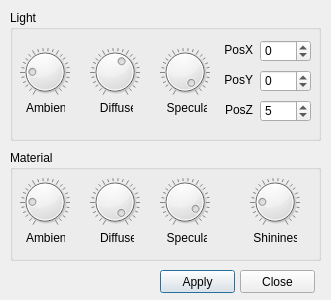
Qt form ElmerGUI/Application/forms/glcontrol.ui (ElmerCSC/elmerfem) before a commit.
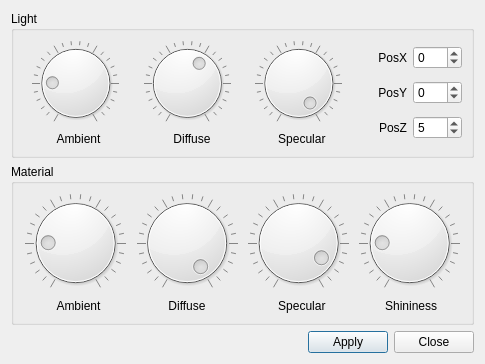
The same form after that commit. Icons and pictures are not drawn.

Commit message:
Minor change in GLControl dialog
Slight layout adjustment of GLControl dialog

Patch:
```diff
--- a/ElmerGUI/Application/forms/glcontrol.ui
+++ b/ElmerGUI/Application/forms/glcontrol.ui
@@ -6,73 +6,24 @@
    <rect>
     <x>0</x>
     <y>0</y>
-    <width>331</width>
-    <height>300</height>
+    <width>485</width>
+    <height>364</height>
    </rect>
   </property>
   <property name="windowTitle">
    <string>GL controls</string>
   </property>
+  <layout class="QVBoxLayout" name="verticalLayout0">
+   <item>
   <widget class="QGroupBox" name="lightGroup">
-   <property name="geometry">
-    <rect>
-     <x>10</x>
-     <y>10</y>
-     <width>311</width>
-     <height>131</height>
-    </rect>
-   </property>
    <property name="title">
     <string>Light</string>
    </property>
-   <widget class="QLabel" name="ambientLabel">
-    <property name="geometry">
-     <rect>
-      <x>10</x>
-      <y>90</y>
-      <width>45</width>
-      <height>16</height>
-     </rect>
-    </property>
-    <property name="text">
-     <string>  Ambient</string>
-    </property>
-   </widget>
-   <widget class="QLabel" name="diffuseLabel">
-    <property name="geometry">
-     <rect>
-      <x>80</x>
-      <y>90</y>
-      <width>43</width>
-      <height>16</height>
-     </rect>
-    </property>
-    <property name="text">
-     <string>   Diffuse</string>
-    </property>
-   </widget>
-   <widget class="QLabel" name="specularLabel">
-    <property name="geometry">
-     <rect>
-      <x>150</x>
-      <y>90</y>
-      <width>47</width>
-      <height>16</height>
-     </rect>
-    </property>
-    <property name="text">
-     <string>  Specular</string>
-    </property>
-   </widget>
+     <layout class="QHBoxLayout" name="HorizontalLayoutL">
+      <item>
+       <layout class="QVBoxLayout" name="verticalLayoutLA">
+        <item>
    <widget class="QDial" name="ambientDial">
-    <property name="geometry">
-     <rect>
-      <x>10</x>
-      <y>30</y>
-      <width>50</width>
-      <height>64</height>
-     </rect>
-    </property>
     <property name="value">
      <number>20</number>
     </property>
@@ -80,15 +31,23 @@
      <bool>true</bool>
     </property>
    </widget>
+        </item>
+        <item>
+         <widget class="QLabel" name="ambientLabel">
+          <property name="text">
+           <string>  Ambient</string>
+          </property>
+          <property name="alignment">
+           <set>Qt::AlignCenter</set>
+          </property>
+         </widget>
+        </item>
+       </layout>
+      </item>
+      <item>
+       <layout class="QVBoxLayout" name="verticalLayoutLD">
+        <item>
    <widget class="QDial" name="diffuseDial">
-    <property name="geometry">
-     <rect>
-      <x>80</x>
-      <y>30</y>
-      <width>50</width>
-      <height>64</height>
-     </rect>
-    </property>
     <property name="value">
      <number>60</number>
     </property>
@@ -96,15 +55,23 @@
      <bool>true</bool>
     </property>
    </widget>
+        </item>
+        <item>
+         <widget class="QLabel" name="diffuseLabel">
+          <property name="text">
+           <string>   Diffuse</string>
+          </property>
+          <property name="alignment">
+           <set>Qt::AlignCenter</set>
+          </property>
+         </widget>
+        </item>
+       </layout>
+      </item>
+      <item>
+       <layout class="QVBoxLayout" name="verticalLayoutLS">
+        <item>
    <widget class="QDial" name="specularDial">
-    <property name="geometry">
-     <rect>
-      <x>150</x>
-      <y>30</y>
-      <width>50</width>
-      <height>64</height>
-     </rect>
-    </property>
     <property name="value">
      <number>99</number>
     </property>
@@ -112,15 +79,23 @@
      <bool>true</bool>
     </property>
    </widget>
+        </item>
+        <item>
+         <widget class="QLabel" name="specularLabel">
+          <property name="text">
+           <string>  Specular</string>
+          </property>
+          <property name="alignment">
+           <set>Qt::AlignCenter</set>
+          </property>
+         </widget>
+        </item>
+       </layout>
+      </item>
+      <item>
+       <layout class="QGridLayout" name="gridLayout0">
+        <item row="1" column="0">
    <widget class="QLabel" name="posyLabel">
-    <property name="geometry">
-     <rect>
-      <x>212</x>
-      <y>60</y>
-      <width>31</width>
-      <height>20</height>
-     </rect>
-    </property>
     <property name="text">
      <string>PosY</string>
     </property>
@@ -128,15 +103,9 @@
      <set>Qt::AlignRight|Qt::AlignTrailing|Qt::AlignVCenter</set>
     </property>
    </widget>
+        </item>
+        <item row="0" column="0">
    <widget class="QLabel" name="posxLabel">
-    <property name="geometry">
-     <rect>
-      <x>212</x>
-      <y>30</y>
-      <width>31</width>
-      <height>20</height>
-     </rect>
-    </property>
     <property name="layoutDirection">
      <enum>Qt::LeftToRight</enum>
     </property>
@@ -147,15 +116,9 @@
      <set>Qt::AlignRight|Qt::AlignTrailing|Qt::AlignVCenter</set>
     </property>
    </widget>
+        </item>
+        <item row="2" column="0">
    <widget class="QLabel" name="poszLabel">
-    <property name="geometry">
-     <rect>
-      <x>212</x>
-      <y>90</y>
-      <width>31</width>
-      <height>20</height>
-     </rect>
-    </property>
     <property name="text">
      <string>PosZ</string>
     </property>
@@ -163,15 +126,9 @@
      <set>Qt::AlignRight|Qt::AlignTrailing|Qt::AlignVCenter</set>
     </property>
    </widget>
+        </item>
+        <item row="0" column="1">
    <widget class="QSpinBox" name="posxSpinBox">
-    <property name="geometry">
-     <rect>
-      <x>250</x>
-      <y>30</y>
-      <width>51</width>
-      <height>22</height>
-     </rect>
-    </property>
     <property name="minimum">
      <number>-10</number>
     </property>
@@ -182,15 +139,9 @@
      <number>0</number>
     </property>
    </widget>
+        </item>
+        <item row="1" column="1">
    <widget class="QSpinBox" name="posySpinBox">
-    <property name="geometry">
-     <rect>
-      <x>250</x>
-      <y>60</y>
-      <width>51</width>
-      <height>22</height>
-     </rect>
-    </property>
     <property name="minimum">
      <number>-10</number>
     </property>
@@ -201,15 +152,9 @@
      <number>0</number>
     </property>
    </widget>
+        </item>
+        <item row="2" column="1">
    <widget class="QSpinBox" name="poszSpinBox">
-    <property name="geometry">
-     <rect>
-      <x>250</x>
-      <y>90</y>
-      <width>51</width>
-      <height>22</height>
-     </rect>
-    </property>
     <property name="minimum">
      <number>-10</number>
     </property>
@@ -220,62 +165,22 @@
      <number>5</number>
     </property>
    </widget>
-  </widget>
-  <widget class="QPushButton" name="okButton">
-   <property name="geometry">
-    <rect>
-     <x>160</x>
-     <y>270</y>
-     <width>75</width>
-     <height>23</height>
-    </rect>
-   </property>
-   <property name="text">
-    <string>Apply</string>
-   </property>
-   <property name="icon">
-    <iconset resource="../ElmerGUI.qrc">
-     <normaloff>:/icons/dialog-ok-apply.png</normaloff>:/icons/dialog-ok-apply.png</iconset>
-   </property>
-  </widget>
-  <widget class="QPushButton" name="closeButton">
-   <property name="geometry">
-    <rect>
-     <x>240</x>
-     <y>270</y>
-     <width>75</width>
-     <height>23</height>
-    </rect>
-   </property>
-   <property name="text">
-    <string>Close</string>
-   </property>
-   <property name="icon">
-    <iconset resource="../ElmerGUI.qrc">
-     <normaloff>:/icons/dialog-close.png</normaloff>:/icons/dialog-close.png</iconset>
-   </property>
-  </widget>
+        </item>
+       </layout>
+      </item>
+     </layout>
+    </widget>
+   </item>
+   <item>
   <widget class="QGroupBox" name="materialGroup">
-   <property name="geometry">
-    <rect>
-     <x>10</x>
-     <y>150</y>
-     <width>311</width>
-     <height>111</height>
-    </rect>
-   </property>
    <property name="title">
     <string>Material</string>
    </property>
+     <layout class="QHBoxLayout" name="HorizontalLayoutM">
+      <item>
+       <layout class="QVBoxLayout" name="verticalLayoutMA">
+        <item>
    <widget class="QDial" name="matAmbientDial">
-    <property name="geometry">
-     <rect>
-      <x>10</x>
-      <y>20</y>
-      <width>50</width>
-      <height>64</height>
-     </rect>
-    </property>
     <property name="value">
      <number>20</number>
     </property>
@@ -283,107 +188,134 @@
      <bool>true</bool>
     </property>
    </widget>
-   <widget class="QDial" name="matDiffuseDial">
-    <property name="geometry">
-     <rect>
-      <x>80</x>
-      <y>20</y>
-      <width>50</width>
-      <height>64</height>
-     </rect>
-    </property>
-    <property name="value">
-     <number>99</number>
-    </property>
-    <property name="notchesVisible">
-     <bool>true</bool>
-    </property>
-   </widget>
-   <widget class="QDial" name="matSpecularDial">
-    <property name="geometry">
-     <rect>
-      <x>150</x>
-      <y>20</y>
-      <width>50</width>
-      <height>64</height>
-     </rect>
-    </property>
-    <property name="value">
-     <number>90</number>
-    </property>
-    <property name="notchesVisible">
-     <bool>true</bool>
-    </property>
-   </widget>
-   <widget class="QDial" name="matShininessDial">
-    <property name="geometry">
-     <rect>
-      <x>240</x>
-      <y>20</y>
-      <width>50</width>
-      <height>64</height>
-     </rect>
-    </property>
-    <property name="value">
-     <number>20</number>
-    </property>
-    <property name="notchesVisible">
-     <bool>true</bool>
-    </property>
-   </widget>
+        </item>
+        <item>
    <widget class="QLabel" name="matAmbientLabel">
-    <property name="geometry">
-     <rect>
-      <x>10</x>
-      <y>80</y>
-      <width>45</width>
-      <height>16</height>
-     </rect>
-    </property>
     <property name="text">
      <string>  Ambient</string>
     </property>
-   </widget>
+          <property name="alignment">
+           <set>Qt::AlignCenter</set>
+          </property>
+         </widget>
+        </item>
+       </layout>
+      </item>
+      <item>
+       <layout class="QVBoxLayout" name="verticalLayoutMD">
+        <item>
+         <widget class="QDial" name="matDiffuseDial">
+          <property name="value">
+           <number>99</number>
+          </property>
+          <property name="notchesVisible">
+           <bool>true</bool>
+          </property>
+         </widget>
+        </item>
+        <item>
    <widget class="QLabel" name="matDiffuseLabel">
-    <property name="geometry">
-     <rect>
-      <x>90</x>
-      <y>80</y>
-      <width>34</width>
-      <height>16</height>
-     </rect>
-    </property>
     <property name="text">
      <string>Diffuse</string>
     </property>
-   </widget>
+          <property name="alignment">
+           <set>Qt::AlignCenter</set>
+          </property>
+         </widget>
+        </item>
+       </layout>
+      </item>
+      <item>
+       <layout class="QVBoxLayout" name="verticalLayoutMS">
+        <item>
+         <widget class="QDial" name="matSpecularDial">
+          <property name="value">
+           <number>90</number>
+          </property>
+          <property name="notchesVisible">
+           <bool>true</bool>
+          </property>
+         </widget>
+        </item>
+        <item>
    <widget class="QLabel" name="matSpecularLabel">
-    <property name="geometry">
-     <rect>
-      <x>150</x>
-      <y>80</y>
-      <width>47</width>
-      <height>16</height>
-     </rect>
-    </property>
     <property name="text">
      <string>  Specular</string>
     </property>
-   </widget>
+          <property name="alignment">
+           <set>Qt::AlignCenter</set>
+          </property>
+         </widget>
+        </item>
+       </layout>
+      </item>
+      <item>
+       <layout class="QVBoxLayout" name="verticalLayoutMSh">
+        <item>
+         <widget class="QDial" name="matShininessDial">
+          <property name="value">
+           <number>20</number>
+          </property>
+          <property name="notchesVisible">
+           <bool>true</bool>
+          </property>
+         </widget>
+        </item>
+        <item>
    <widget class="QLabel" name="matShininessLabel">
-    <property name="geometry">
-     <rect>
-      <x>240</x>
-      <y>80</y>
-      <width>47</width>
-      <height>16</height>
-     </rect>
-    </property>
     <property name="text">
      <string> Shininess</string>
     </property>
-   </widget>
-  </widget>
+          <property name="alignment">
+           <set>Qt::AlignCenter</set>
+          </property>
+         </widget>
+        </item>
+       </layout>
+      </item>
+     </layout>
+    </widget>
+   </item>
+   <item>
+    <layout class="QHBoxLayout" name="horizontalLayoutButtons">
+     <item>
+      <spacer>
+       <property name="orientation">
+        <enum>Qt::Horizontal</enum>
+       </property>
+       <property name="sizeHint" stdset="0">
+        <size>
+         <width>40</width>
+         <height>20</height>
+        </size>
+       </property>
+      </spacer>
+     </item>
+     <item>
+      <widget class="QPushButton" name="okButton">
+       <property name="text">
+        <string>Apply</string>
+       </property>
+       <property name="icon">
+        <iconset resource="../ElmerGUI.qrc">
+         <normaloff>:/icons/dialog-ok-apply.png</normaloff>:/icons/dialog-ok-apply.png</iconset>
+       </property>
+      </widget>
+     </item>
+     <item>
+      <widget class="QPushButton" name="closeButton">
+       <property name="text">
+        <string>Close</string>
+       </property>
+       <property name="icon">
+        <iconset resource="../ElmerGUI.qrc">
+         <normaloff>:/icons/dialog-close.png</normaloff>:/icons/dialog-close.png</iconset>
+       </property>
+      </widget>
+     </item>
+    </layout>
+   </item>
+  </layout>
  </widget>
  <resources>
   <include location="../ElmerGUI.qrc"/>
```
Lines whose indentation alone changed are shown as unchanged.
